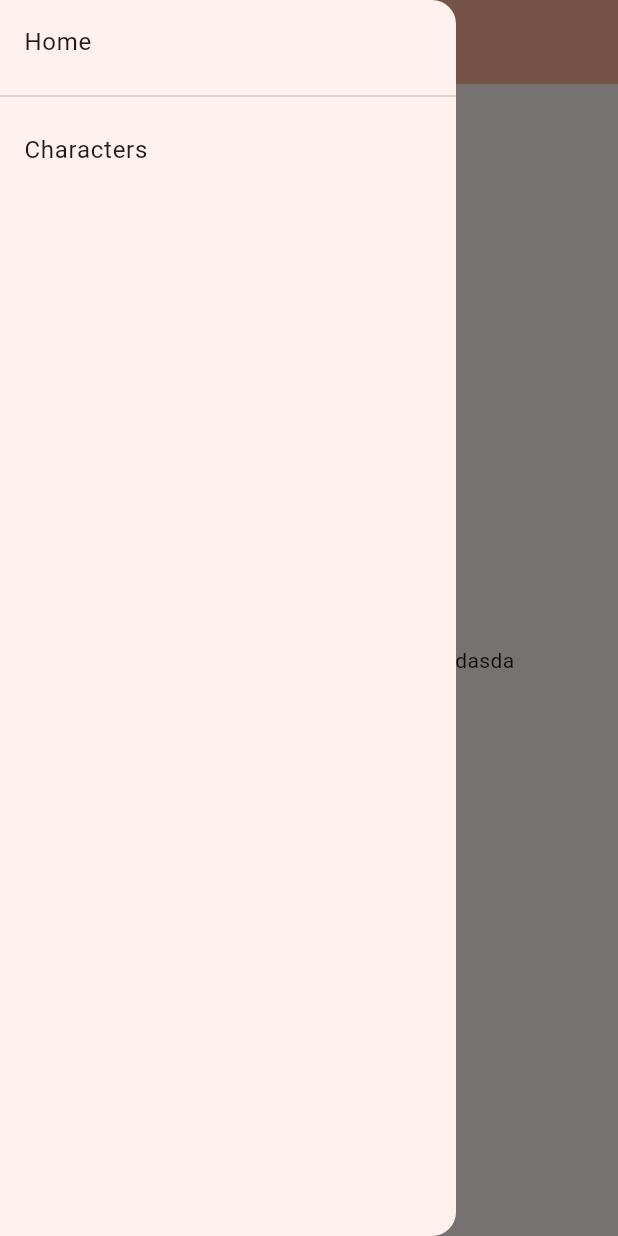
After one commit to chika3742/genshin_material_archive_flt, a Flutter app: the screen it shows after launch, with the side drawer open, on a phone screen of 412 x 824 dp. The commit adds this screen. Run offline on Flutter 3.47's test engine with Material 3 defaults, Android fonts, the phone set to English and light mode, and no system bars; our stand-ins replace flutter_riverpod, go_router; generated files the repository leaves out were written again.

Commit message:
feat: Navigation Drawerをファイル分割

```diff
--- /dev/null
+++ b/lib/components/my_navigation_drawer.dart
@@ -0,0 +1,37 @@
+import 'package:flutter/material.dart';
+import 'package:go_router/go_router.dart';
+
+import '../i18n.g/strings.g.dart';
+
+class MyNavigationDrawer extends StatelessWidget {
+  const MyNavigationDrawer({super.key});
+
+  @override
+  Widget build(BuildContext context) {
+    return NavigationDrawer(
+      children: [
+        _NavDrawerItem(title: tx.ui.pageTitles.home, to: "/"),
+        const Divider(),
+        _NavDrawerItem(title: tx.ui.pageTitles.characters, to: "/characters"),
+      ],
+    );
+  }
+}
+
+class _NavDrawerItem extends StatelessWidget {
+  const _NavDrawerItem({super.key, required this.title, required this.to});
+
+  final String title;
+  final String to;
+
+  @override
+  Widget build(BuildContext context) {
+    return ListTile(
+      title: Text(title),
+      onTap: () {
+        context.pop();
+        context.go(to);
+      },
+    );
+  }
+}
```
Also changed, not shown: lib/components/global_scaffold.dart (+2 -25 lines).
